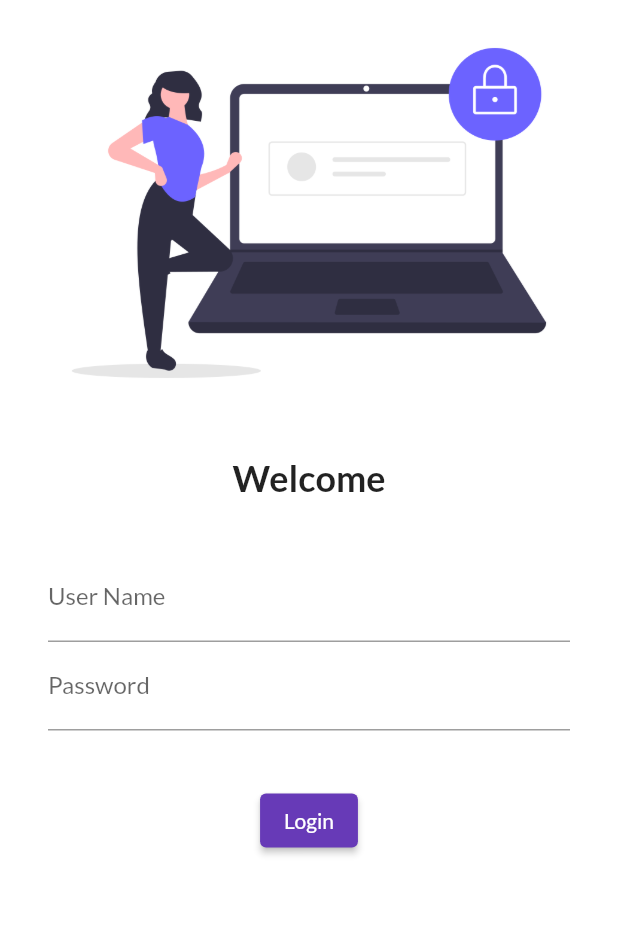
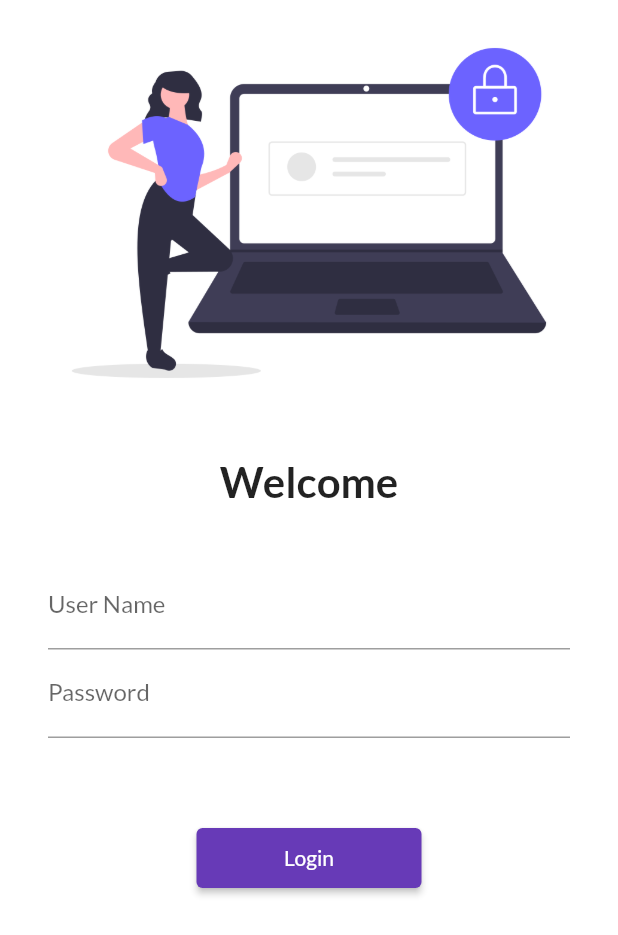
Before and after one commit to prateek-mohan/30-Days-Of-Flutter, a Flutter app: the screen it shows after launch, on a phone screen of 412 x 824 dp. Shown: the top 935 px of the screen. Run offline on Flutter 3.47's test engine with Material 2 defaults, Android fonts, the phone set to English and light mode, and no system bars; our stand-ins replace google_fonts.

Commit message:
day 5 done

```diff
--- a/lib/main.dart
+++ b/lib/main.dart
@@ -1,5 +1,6 @@
 import 'package:flutter/material.dart';
 import 'package:flutter_application_1/pages/login_page.dart';
+import 'package:flutter_application_1/pages/utils/routes.dart';
 import 'package:google_fonts/google_fonts.dart';
 import 'pages/home_page.dart';
 
@@ -24,8 +25,8 @@ class MyApp extends StatelessWidget {
 
       routes: {
         "/":(context) => LoginPage(),
-        "/home":(context) => HomePage(),
-        "/login":(context) => LoginPage()
+        MyRoutes.homeRoute:(context) => HomePage(),
+        MyRoutes.loginRoute:(context) => LoginPage()
       },
     );
   }
--- a/lib/pages/login_page.dart
+++ b/lib/pages/login_page.dart
@@ -1,4 +1,5 @@
 import "package:flutter/material.dart";
+import "package:flutter_application_1/pages/utils/routes.dart";
 
 class LoginPage extends StatelessWidget {
   const LoginPage({super.key});
@@ -7,6 +8,7 @@ class LoginPage extends StatelessWidget {
   Widget build(BuildContext context) {
     return Material(
         color: Colors.white,
+        child: SingleChildScrollView(
           child: Column(
             children: [
               Image.asset(
@@ -19,7 +21,7 @@ class LoginPage extends StatelessWidget {
               const Text(
                 "Welcome",
                 style: TextStyle(
-                fontSize: 24,
+                  fontSize: 28,
                   fontWeight: FontWeight.bold,
                 ),
               ),
@@ -27,7 +29,8 @@ class LoginPage extends StatelessWidget {
                 height: 20,
               ),
               Padding(
-              padding: const EdgeInsets.symmetric(vertical: 16, horizontal: 32),
+                padding:
+                    const EdgeInsets.symmetric(vertical: 16, horizontal: 32),
                 child: Column(
                   children: [
                     TextFormField(
@@ -47,15 +50,17 @@ class LoginPage extends StatelessWidget {
                 ),
               ),
               const SizedBox(
-              height: 20,
+                height: 40,
               ),
               ElevatedButton(
                 child: Text("Login"),
+                style: TextButton.styleFrom(minimumSize: Size(150, 40)),
                 onPressed: () {
-                print("welcome");
+                  Navigator.pushNamed(context, MyRoutes.homeRoute);
                 },
               ),
             ],
+          ),
         ));
   }
 }
--- /dev/null
+++ b/lib/pages/utils/routes.dart
@@ -0,0 +1,4 @@
+class MyRoutes{
+  static String loginRoute = "/login";
+  static String homeRoute = "/home";
+}
```
Lines whose indentation alone changed are shown as unchanged.
